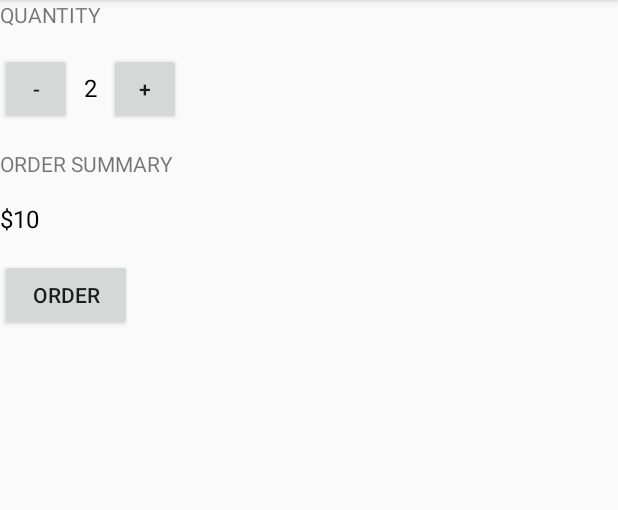
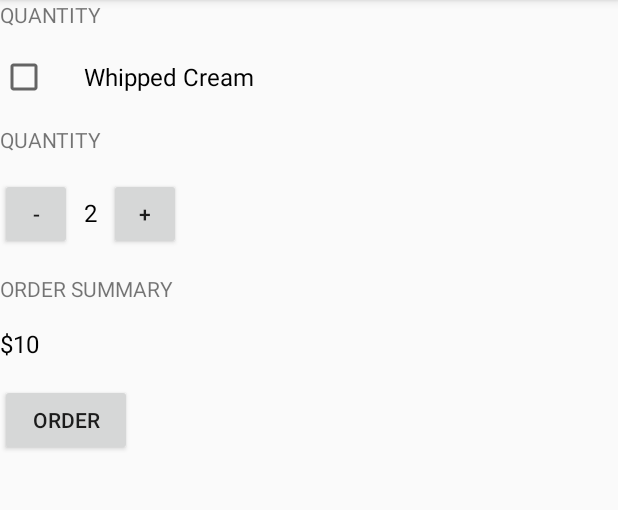
Before and after one commit to khanhnamle1994/android-basics, an Android app: the screen it shows after launch (MainActivity), on a phone screen of 412 x 824 dp, the part 84-594 px from its top. Run offline under Robolectric (Android 15) with nearby library versions, the phone set to English and light mode, and no system bars.

Commit message:
Adding a CheckBox

```diff
--- a/JustJava/app/src/main/res/layout/activity_main.xml
+++ b/JustJava/app/src/main/res/layout/activity_main.xml
@@ -10,6 +10,21 @@
     <TextView
         android:layout_width="wrap_content"
         android:layout_height="wrap_content"
+        android:layout_marginBottom="16dp"
+        android:text="Quantity"
+        android:textAllCaps="true" />
+
+    <CheckBox
+        android:layout_width="wrap_content"
+        android:layout_height="wrap_content"
+        android:paddingLeft="24dp"
+        android:text="Whipped Cream"
+        android:textSize="16sp"/>
+
+    <TextView
+        android:layout_width="wrap_content"
+        android:layout_height="wrap_content"
+        android:layout_marginTop="16dp"
         android:layout_marginBottom="16dp"
         android:text="Quantity"
         android:textAllCaps="true" />
```
